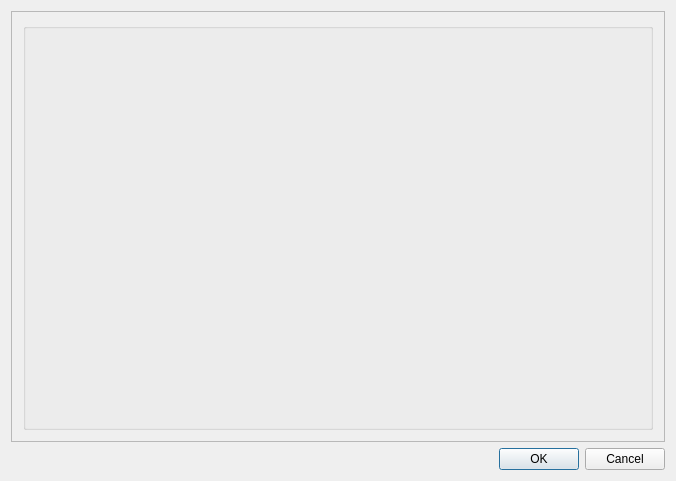
First picture: the form in src/MatchChooserCoppa.ui, repository wdastru/FantaCalcGui, before the edit.
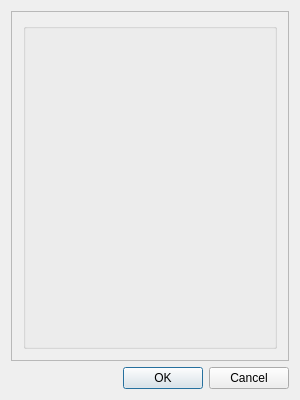
Second picture: the form after the edit.

Commit message: mod style MatchChooserC....ui

The edit to the form file:
```diff
--- a/src/MatchChooserCoppa.ui
+++ b/src/MatchChooserCoppa.ui
@@ -6,8 +6,8 @@
    <rect>
     <x>0</x>
     <y>0</y>
-    <width>676</width>
-    <height>481</height>
+    <width>300</width>
+    <height>400</height>
    </rect>
   </property>
   <property name="windowTitle">
@@ -24,8 +24,8 @@
        <rect>
         <x>0</x>
         <y>0</y>
-        <width>654</width>
-        <height>420</height>
+        <width>278</width>
+        <height>339</height>
        </rect>
       </property>
       <layout class="QGridLayout" name="gridLayout_2">
```
The commit also changes 4 other files.
